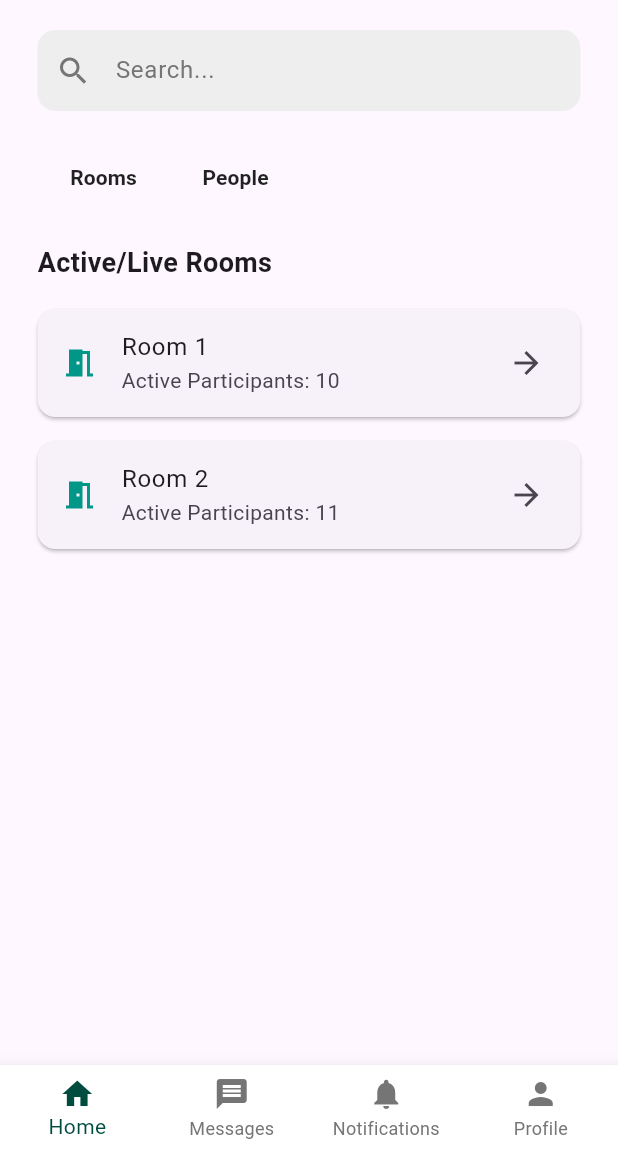
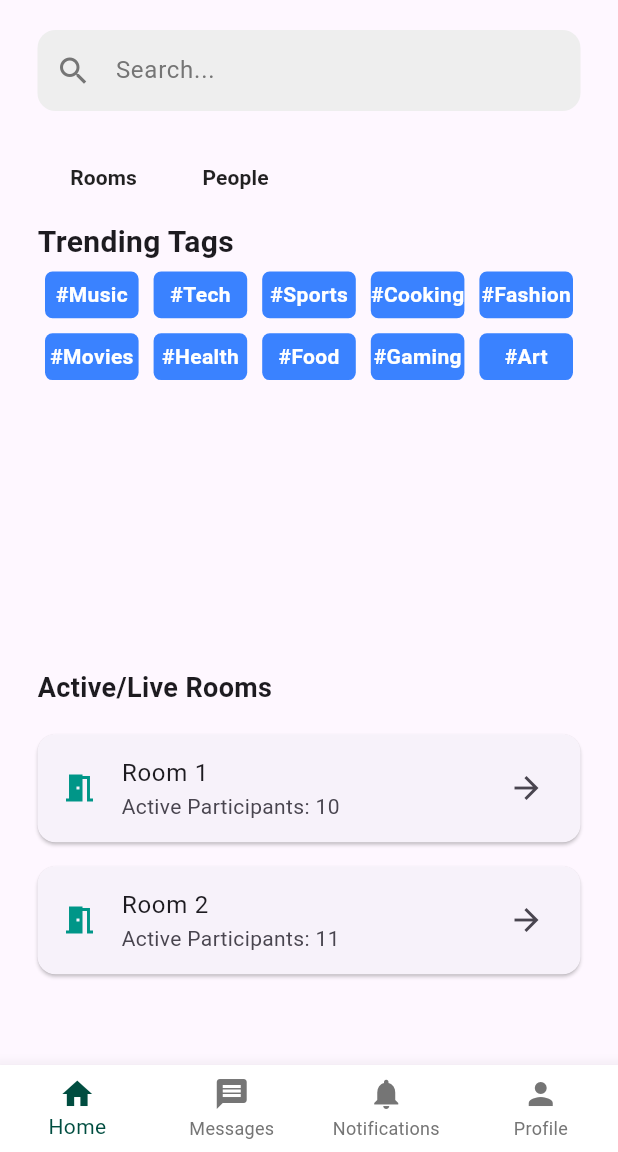
Before and after one commit to byiringiroaimefils/Notifytune, a Flutter app: the HomePage screen opened by its route, on a phone screen of 412 x 824 dp, the part 84-1236 px from its top. Run offline on Flutter 3.47's test engine with Material 3 defaults, Android fonts, the phone set to English and light mode, and no system bars.

Commit message:
add trending tags

```diff
--- a/lib/pages/home_page.dart
+++ b/lib/pages/home_page.dart
@@ -13,6 +13,11 @@ class _HomePageState extends State<HomePage> {
 
   int _currentIndex = 0;
   String _selectedContent = "Rooms";
+
+  final List<String> trendingTags = [
+    "#Music", "#Tech", "#Sports", "#Cooking", "#Fashion", "#Movies",
+    "#Health", "#Food", "#Gaming", "#Art",
+  ];
 
   void _onTabTapped(int index) {
     setState(() {
@@ -183,7 +188,45 @@ class _HomePageState extends State<HomePage> {
                 ),
               ],
             ),
-            SizedBox(height: 20),
+            SizedBox(height: 5),
+            Text(
+              "Trending Tags",
+              style: TextStyle(
+                fontSize: 20,
+                fontWeight: FontWeight.bold,
+              ),
+            ),
+            SizedBox(height: 5),
+            Expanded(
+              child: GridView.builder(
+                gridDelegate: SliverGridDelegateWithFixedCrossAxisCount(
+                  crossAxisCount: 5,
+                  crossAxisSpacing: 10.0,
+                  mainAxisSpacing: 10.0,
+                  childAspectRatio: 2,
+                ),
+                itemCount: trendingTags.length,
+                padding: EdgeInsets.symmetric(horizontal: 5.0, vertical: 0),
+                itemBuilder: (context, index) {
+                  return Container(
+                    alignment: Alignment.center,
+                    decoration: BoxDecoration(
+                      color: Color(0xFF3A82FF),
+                      borderRadius: BorderRadius.circular(5),
+                    ),
+                    child: Text(
+                      trendingTags[index],
+                      style: TextStyle(
+                        fontSize: 14,
+                        fontWeight: FontWeight.bold,
+                        color: Colors.white,
+                      ),
+                    ),
+                  );
+                },
+              ),
+            ),
+            // SizedBox(height: 10),
             Expanded(
               child: _selectedContent == "Rooms"
                   ? _buildRoomsContent()
```
Also changed, not shown: pubspec.lock.
